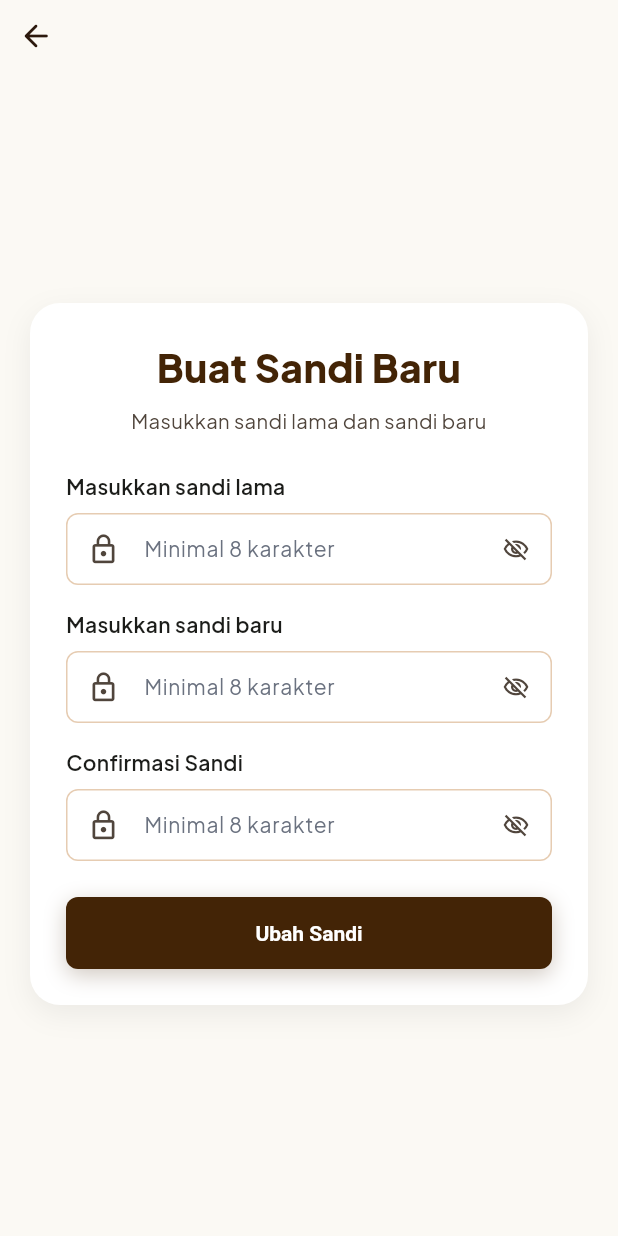
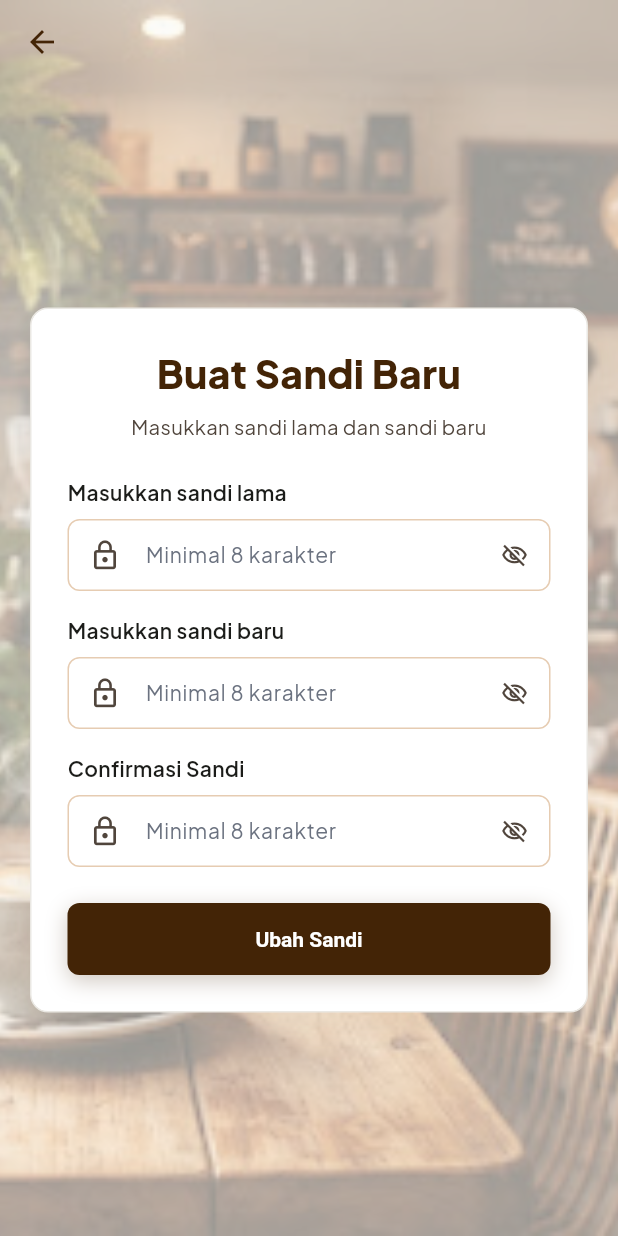
Before and after one commit to FalleryFT/Yap-Coffee-app, a Flutter app: the ChangePasswordPage screen opened directly, on a phone screen of 412 x 824 dp. Run offline on Flutter 3.47's test engine with Material 3 defaults, Android fonts, the phone set to English and light mode, and no system bars; our stand-ins replace dio, flutter_secure_storage, google_fonts; accounts and stored records are empty.

Commit message:
gambaran masalalu

```diff
--- a/lib/core/widgets/auth_scaffold.dart
+++ b/lib/core/widgets/auth_scaffold.dart
@@ -2,19 +2,22 @@ import 'package:flutter/material.dart';
 
 import '../theme/app_colors.dart';
 
-/// Kerangka semua layar autentikasi: latar krem dan kartu putih di tengah.
+/// Kerangka semua layar autentikasi: latar bergambar dan kartu putih di tengah.
 class AuthScaffold extends StatelessWidget {
   const AuthScaffold({
     super.key,
     required this.child,
     this.showBack = false,
-    this.backgroundImage,
+    this.backgroundImage = defaultBackground,
   });
+
+  /// Latar bawaan yang dipakai Login, Register, Lupa Password, dan Sandi Baru.
+  static const String defaultBackground = 'assets/images/login_bg.jpg';
 
   final Widget child;
   final bool showBack;
 
-  /// Jalur aset gambar latar (dipakai layar Login).
+  /// Jalur aset gambar latar. Isi null bila ingin latar krem polos.
   final String? backgroundImage;
 
   @override
--- a/lib/features/profile/presentation/change_password_page.dart
+++ b/lib/features/profile/presentation/change_password_page.dart
@@ -3,6 +3,7 @@ import 'package:flutter/material.dart';
 import '../../../core/theme/app_colors.dart';
 import '../../../core/utils/validators.dart';
 import '../../../core/widgets/app_snackbar.dart';
+import '../../../core/widgets/auth_scaffold.dart';
 import '../../../core/widgets/form_submit_mixin.dart';
 import '../../../core/widgets/password_field.dart';
 import '../../../core/widgets/primary_button.dart';
@@ -49,38 +50,8 @@ class _ChangePasswordPageState extends State<ChangePasswordPage>
 
   @override
   Widget build(BuildContext context) {
-    return Scaffold(
-      backgroundColor: AppColors.cream,
-      body: SafeArea(
-        child: Column(
-          children: [
-            Align(
-              alignment: Alignment.centerLeft,
-              child: IconButton(
-                onPressed: () => Navigator.of(context).pop(),
-                icon: const Icon(
-                  Icons.arrow_back_rounded,
-                  color: AppColors.textDark,
-                ),
-              ),
-            ),
-            Expanded(
-              child: Center(
-                child: SingleChildScrollView(
-                  padding: const EdgeInsets.symmetric(horizontal: 20),
-                  child: Container(
-                    padding: const EdgeInsets.all(24),
-                    decoration: BoxDecoration(
-                      color: Colors.white,
-                      borderRadius: BorderRadius.circular(20),
-                      boxShadow: const [
-                        BoxShadow(
-                          color: Color(0x10000000),
-                          blurRadius: 16,
-                          offset: Offset(0, 6),
-                        ),
-                      ],
-                    ),
+    return AuthScaffold(
+      showBack: true,
       child: Form(
         key: _formKey,
         child: Column(
@@ -99,10 +70,7 @@ class _ChangePasswordPageState extends State<ChangePasswordPage>
             const Text(
               'Masukkan sandi lama dan sandi baru',
               textAlign: TextAlign.center,
-                            style: TextStyle(
-                              fontSize: 13.5,
-                              color: AppColors.bark,
-                            ),
+              style: TextStyle(fontSize: 13.5, color: AppColors.bark),
             ),
             const SizedBox(height: 24),
             PasswordField(
@@ -111,11 +79,9 @@ class _ChangePasswordPageState extends State<ChangePasswordPage>
               hint: 'Minimal 8 karakter',
               textInputAction: TextInputAction.next,
               autofillHints: const [AutofillHints.password],
-                            validator: (v) =>
-                                Validators.notEmpty(v, 'Sandi lama'),
+              validator: (v) => Validators.notEmpty(v, 'Sandi lama'),
               errorText: serverError('current_password'),
-                            onChanged: (_) =>
-                                clearServerError('current_password'),
+              onChanged: (_) => clearServerError('current_password'),
             ),
             const SizedBox(height: 16),
             PasswordField(
@@ -137,8 +103,7 @@ class _ChangePasswordPageState extends State<ChangePasswordPage>
               autofillHints: const [AutofillHints.newPassword],
               validator: Validators.confirmation(_newPassword),
               errorText: serverError('password_confirmation'),
-                            onChanged: (_) =>
-                                clearServerError('password_confirmation'),
+              onChanged: (_) => clearServerError('password_confirmation'),
               onFieldSubmitted: (_) => _submit(),
             ),
             const SizedBox(height: 24),
@@ -150,13 +115,6 @@ class _ChangePasswordPageState extends State<ChangePasswordPage>
           ],
         ),
       ),
-                  ),
-                ),
-              ),
-            ),
-          ],
-        ),
-      ),
     );
   }
 }
```
Lines whose indentation alone changed are shown as unchanged.
